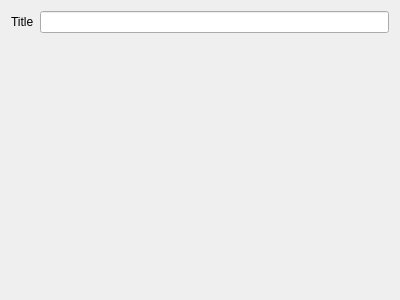
The window that src/librssguard/services/standard/gui/standardaccountdetails.ui (martinrotter/rssguard) describes before a commit, drawn with Qt 5.
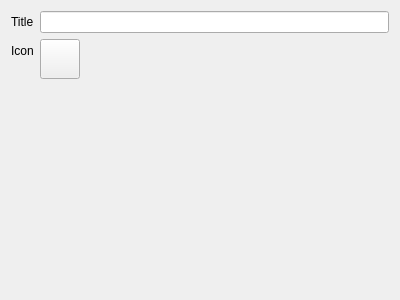
The same window after the commit.

What changed in the file:
```diff
--- a/src/librssguard/services/standard/gui/standardaccountdetails.ui
+++ b/src/librssguard/services/standard/gui/standardaccountdetails.ui
@@ -24,6 +24,29 @@
    <item row="0" column="1">
     <widget class="QLineEdit" name="m_txtTitle"/>
    </item>
+   <item row="1" column="0">
+    <widget class="QLabel" name="label_2">
+     <property name="text">
+      <string>Icon</string>
+     </property>
+    </widget>
+   </item>
+   <item row="1" column="1">
+    <widget class="QToolButton" name="m_btnIcon">
+     <property name="minimumSize">
+      <size>
+       <width>40</width>
+       <height>40</height>
+      </size>
+     </property>
+     <property name="toolTip">
+      <string>Select icon for your account.</string>
+     </property>
+     <property name="popupMode">
+      <enum>QToolButton::InstantPopup</enum>
+     </property>
+    </widget>
+   </item>
   </layout>
  </widget>
  <resources/>
```
